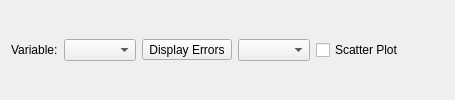
Old version of the form tse_analytics/views/data/data_plot_widget.ui in the repository TSE-Systems/tse-analytics.
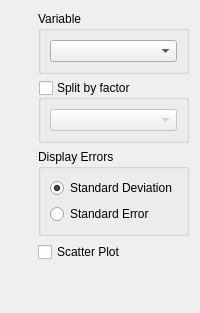
New version of the form. Icons and pictures are not drawn. Custom widgets are drawn as their Qt base class.

What changed in the file:
```diff
--- a/tse_analytics/views/data/data_plot_widget.ui
+++ b/tse_analytics/views/data/data_plot_widget.ui
@@ -2,38 +2,77 @@
 <ui version="4.0">
  <class>DataPlotWidget</class>
  <widget class="QWidget" name="DataPlotWidget">
+  <layout class="QVBoxLayout" name="verticalLayout_2">
+   <item>
+    <widget class="QSplitter" name="splitter">
+     <property name="orientation">
+      <enum>Qt::Horizontal</enum>
+     </property>
+     <widget class="QWidget" name="widgetPlot" native="true">
+      <property name="sizePolicy">
+       <sizepolicy hsizetype="Preferred" vsizetype="Preferred">
+        <horstretch>1</horstretch>
+        <verstretch>0</verstretch>
+       </sizepolicy>
+      </property>
+     </widget>
+     <widget class="QWidget" name="widgetSettings" native="true">
   <layout class="QVBoxLayout" name="verticalLayout">
    <item>
-    <layout class="QHBoxLayout" name="horizontalLayout">
-     <item>
-      <widget class="QLabel" name="label">
-       <property name="text">
-        <string>Variable:</string>
-       </property>
-      </widget>
-     </item>
+        <widget class="QGroupBox" name="groupBoxVariable">
+         <property name="title">
+          <string>Variable</string>
+         </property>
+         <layout class="QVBoxLayout" name="verticalLayout_3">
      <item>
       <widget class="VariableSelector" name="variableSelector"/>
      </item>
+         </layout>
+        </widget>
+       </item>
      <item>
-      <widget class="QToolButton" name="toolButtonDisplayErrors">
-       <property name="text">
-        <string>Display Errors</string>
-       </property>
-       <property name="icon">
-        <iconset resource="../../../resources/resources.qrc">
-         <normaloff>:/icons/icons8-sorting-16.png</normaloff>:/icons/icons8-sorting-16.png</iconset>
+        <widget class="QGroupBox" name="groupBoxFactor">
+         <property name="title">
+          <string>Split by factor</string>
        </property>
        <property name="checkable">
         <bool>true</bool>
        </property>
-       <property name="toolButtonStyle">
-        <enum>Qt::ToolButtonTextBesideIcon</enum>
-       </property>
+         <property name="checked">
+          <bool>false</bool>
+         </property>
+         <layout class="QVBoxLayout" name="verticalLayout_4">
+          <item>
+           <widget class="FactorSelector" name="factorSelector"/>
+          </item>
+         </layout>
       </widget>
      </item>
      <item>
-      <widget class="QComboBox" name="comboBoxErrorType"/>
+        <widget class="QGroupBox" name="groupBoxDisplayErrors">
+         <property name="title">
+          <string>Display Errors</string>
+         </property>
+         <layout class="QVBoxLayout" name="verticalLayout_5">
+          <item>
+           <widget class="QRadioButton" name="radioButtonStandardDeviation">
+            <property name="text">
+             <string>Standard Deviation</string>
+            </property>
+            <property name="checked">
+             <bool>true</bool>
+            </property>
+           </widget>
+          </item>
+          <item>
+           <widget class="QRadioButton" name="radioButtonStandardError">
+            <property name="text">
+             <string>Standard Error</string>
+            </property>
+           </widget>
+          </item>
+         </layout>
+        </widget>
      </item>
      <item>
       <widget class="QCheckBox" name="checkBoxScatterPlot">
@@ -43,19 +82,21 @@
       </widget>
      </item>
      <item>
-      <spacer name="horizontalSpacer">
+        <spacer name="verticalSpacer">
        <property name="orientation">
-        <enum>Qt::Horizontal</enum>
+          <enum>Qt::Vertical</enum>
        </property>
        <property name="sizeHint" stdset="0">
         <size>
-         <width>40</width>
-         <height>20</height>
+           <width>20</width>
+           <height>40</height>
         </size>
        </property>
       </spacer>
      </item>
     </layout>
+     </widget>
+    </widget>
    </item>
   </layout>
  </widget>
@@ -65,6 +106,11 @@
    <extends>QComboBox</extends>
    <header>tse_analytics.views.misc.variable_selector</header>
   </customwidget>
+  <customwidget>
+   <class>FactorSelector</class>
+   <extends>QComboBox</extends>
+   <header>tse_analytics.views.misc.factor_selector</header>
+  </customwidget>
  </customwidgets>
  <resources>
   <include location="../../../resources/resources.qrc"/>
```
Left out of the diff: 1 changed line with no effect on the pictures. Lines whose indentation alone changed are shown as unchanged.
